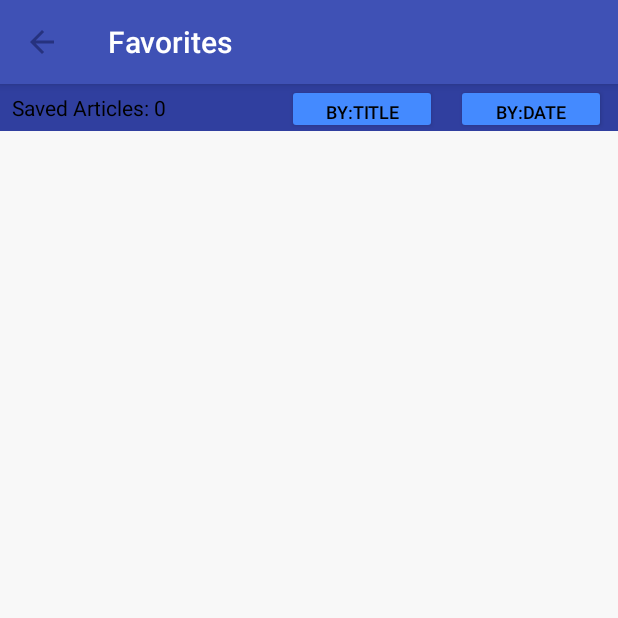
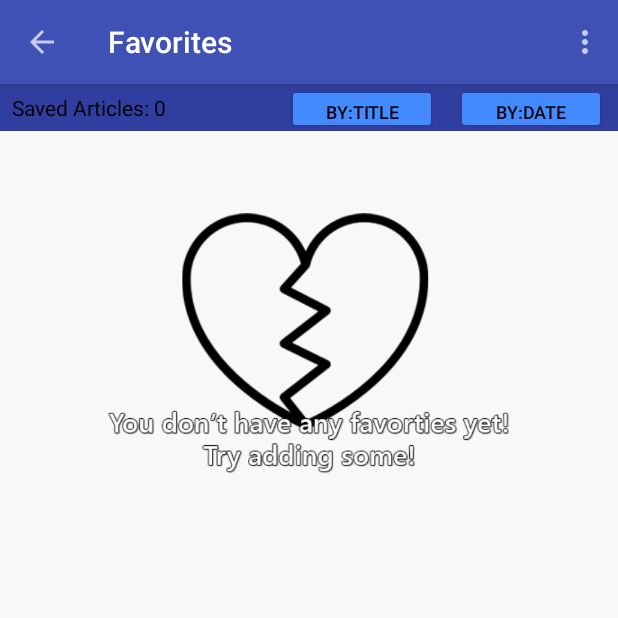
Before and after one commit to onionsalot/NewsReader, an Android app: the FavoritesActivity screen opened directly, with no data from a screen before it, on a phone screen of 412 x 824 dp, the top half of it. Run offline under Robolectric (Android 15) with nearby library versions, the phone set to English and light mode, and no system bars; our stand-ins replace Picasso; libraries missing offline, so code that uses them is left out: com.like; pictures from the network do not load.

Commit message:
Fixed issue with post onBoarding and added "delete all" option to favorites

```diff
--- a/app/src/main/java/org/example/trongnguyen/newsreader/DetailsActivity.java
+++ b/app/src/main/java/org/example/trongnguyen/newsreader/DetailsActivity.java
@@ -78,7 +78,7 @@ public class DetailsActivity extends AppCompatActivity{
         Glide.with(this)
                 .load(currentNews.getPicture())
                 .apply(new RequestOptions()
-                        .placeholder(R.mipmap.ic_launcher))
+                        .placeholder(R.drawable.no_image_found))
                 .into(detailImage);
 
         // Print Source in the toolbar then grab the passed in info and print to the textFields.
--- a/app/src/main/java/org/example/trongnguyen/newsreader/NewsAdapter.java
+++ b/app/src/main/java/org/example/trongnguyen/newsreader/NewsAdapter.java
@@ -111,7 +111,7 @@ public class NewsAdapter extends ArrayAdapter<News>{
          a temp clipart to not make the field empty.
           */
         if (w.getPicture().equals("") || w.getPicture().equals("null")) {
-            holder.itemPicture.setImageResource(R.drawable.ic_launcher_background);
+            holder.itemPicture.setImageResource(R.drawable.no_image_found);
         } else {
             Picasso.get()
                     .load(w.getPicture())
--- a/app/src/main/java/org/example/trongnguyen/newsreader/fragments/FavoritesFragment.java
+++ b/app/src/main/java/org/example/trongnguyen/newsreader/fragments/FavoritesFragment.java
@@ -127,7 +127,7 @@ public class FavoritesFragment extends Fragment implements LoaderManager.LoaderC
 
         // Cast the list view
         ListView newsListView = (ListView) rootView.findViewById(R.id.favorites_list_view);
-
+        newsListView.setEmptyView(rootView.findViewById(R.id.empty_heart));
         // Create adapter to form each list item for each row. Pass in cursor to get the data
         mNewsCursorAdapter = new NewsCursorAdapter(getContext(), cursor);
 
--- a/app/src/main/res/layout/activity_favorites.xml
+++ b/app/src/main/res/layout/activity_favorites.xml
@@ -15,7 +15,8 @@
             android:layout_height="?attr/actionBarSize"
             android:background="?attr/customToolbarColor"
             android:id="@+id/toolbar"
-            android:elevation="4dp"/>
+            android:elevation="4dp"
+            android:theme="@style/ToolBarTheme"/>
 
         <FrameLayout
             android:id="@+id/fragment_container"
--- a/app/src/main/res/layout/fragment_favorites.xml
+++ b/app/src/main/res/layout/fragment_favorites.xml
@@ -58,8 +58,8 @@
 
     <ImageView
         android:id="@+id/empty_heart"
-        android:layout_width="100dp"
-        android:layout_height="100dp"
+        android:layout_width="300dp"
+        android:layout_height="200dp"
         android:layout_marginBottom="8dp"
         android:layout_marginEnd="8dp"
         android:layout_marginTop="8dp"
@@ -71,19 +71,4 @@
         app:layout_constraintVertical_bias="0.24000001"
         app:srcCompat="@drawable/heart_broken" />
 
-    <TextView
-        android:id="@+id/empty_text"
-        android:layout_width="0dp"
-        android:layout_height="wrap_content"
-        android:layout_marginEnd="8dp"
-        android:layout_marginStart="8dp"
-        android:text="You have no favorites \nAdd some to begin!"
-        android:textAlignment="center"
-        android:textSize="18sp"
-        android:textStyle="bold"
-        android:visibility="gone"
-        app:layout_constraintEnd_toEndOf="parent"
-        app:layout_constraintStart_toStartOf="parent"
-        app:layout_constraintTop_toBottomOf="@+id/empty_heart" />
-
 </android.support.constraint.ConstraintLayout>
--- /dev/null
+++ b/app/src/main/res/menu/menu_favorites.xml
@@ -0,0 +1,9 @@
+<?xml version="1.0" encoding="utf-8"?>
+<menu xmlns:android="http://schemas.android.com/apk/res/android"
+    xmlns:app="http://schemas.android.com/apk/res-auto">
+    <item
+        android:id="@+id/delete_all"
+        android:title="Delete all articles"
+        app:showAsAction="never"
+        />
+</menu>
--- a/app/src/main/res/values/styles.xml
+++ b/app/src/main/res/values/styles.xml
@@ -24,6 +24,8 @@
         <item name="heartThemeOff">@drawable/heart_off</item>
         <item name="heartCirclePrimary">@color/mainColorNotification</item>
         <item name="heartCircleSecondary">@color/mainColorHighlight2</item>
+        <item name="actionMenuTextColor">@color/mainColorBackground</item>
+        <item name="android:actionMenuTextColor">@color/mainColorBackground</item>
     </style>
     <!-- Midnight theme -->
     <style name="Midnight" parent="Theme.AppCompat.NoActionBar">
@@ -151,6 +153,11 @@
         <item name="heartCircleSecondary">@color/rainColorHighlight2</item>
     </style>
 
+    <style name="ToolBarTheme" parent="Theme.AppCompat.NoActionBar">
+        <item name="android:actionMenuTextColor">#FFFFFF</item>
+        <item name="actionMenuTextColor">#FFFFFF</item>
+        <item name="android:textColor">#FFFFFF</item>
+    </style>
 
     <style name="Widget.Button.Primary"
         parent="Widget.AppCompat.Button.Colored">
```
Also changed, not shown: app/src/main/java/org/example/trongnguyen/newsreader/FavoritesActivity.java (+33 -1 lines), app/src/main/java/org/example/trongnguyen/newsreader/MainActivity.java (+8 -4 lines), app/src/main/java/org/example/trongnguyen/newsreader/OnBoardActivity.java (+15 -1 lines), app/src/main/res/drawable/heart_broken.png, app/src/main/res/drawable/no_image_found.png (added).
